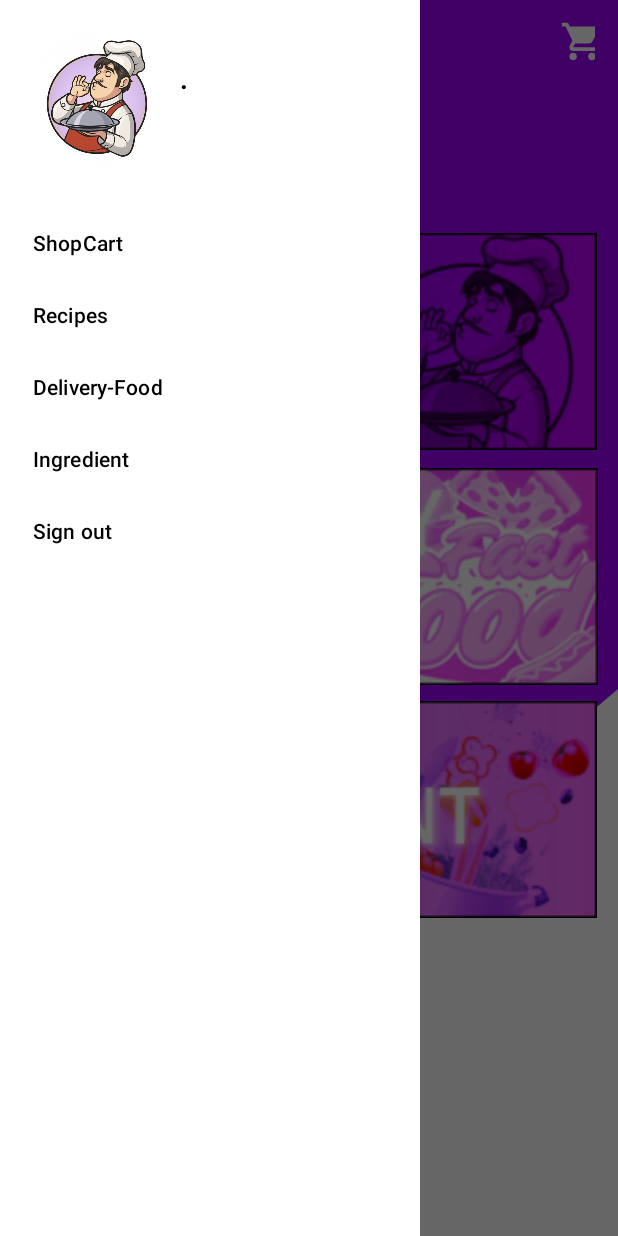
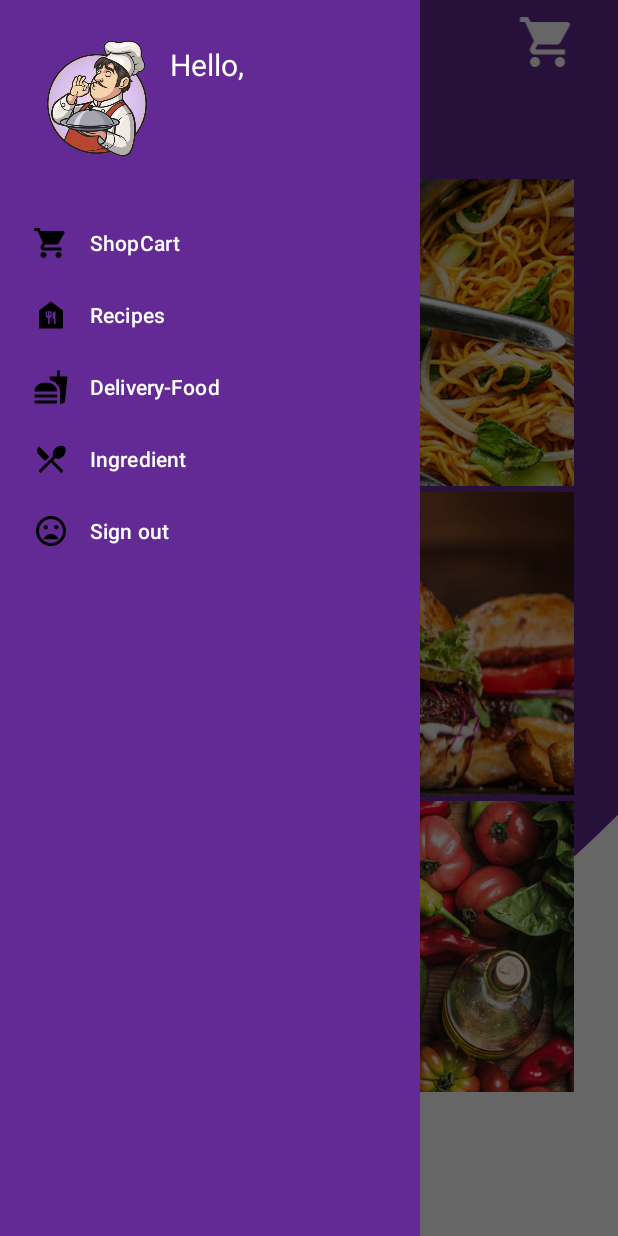
Before and after one commit to MarwaneAlh/Mobile1, an Android app: the screen it shows after launch once a user with an empty profile is signed in (MainActivity), with the side drawer open, on a phone screen of 412 x 824 dp. Run offline under Robolectric (Android 15) with nearby library versions, the phone set to English and light mode, and no system bars; our stand-ins replace Firebase (no records; nobody signed in at launch, a user with empty details on screens opened directly), Volley; plain views replace RoundedImageView; Roboto replaces fonts that are not available here.

Commit message:
Home page +menu
Home page finis ,designe de categori definitif, menu cliclable avec vecteur dicon

```diff
--- a/Application/app/src/main/java/com/example/miamapp/MainActivity.java
+++ b/Application/app/src/main/java/com/example/miamapp/MainActivity.java
@@ -1,5 +1,6 @@
 package com.example.miamapp;
 
+import androidx.annotation.NonNull;
 import androidx.annotation.Nullable;
 import androidx.appcompat.app.ActionBarDrawerToggle;
 import androidx.appcompat.app.AppCompatActivity;
@@ -9,6 +10,7 @@ import androidx.drawerlayout.widget.DrawerLayout;
 import android.content.Intent;
 import android.os.Bundle;
 import android.os.Handler;
+import android.view.MenuItem;
 import android.view.View;
 import android.view.Window;
 import android.widget.ArrayAdapter;
@@ -50,7 +52,6 @@ public class MainActivity extends AppCompatActivity {
     FirebaseAuth fAuth;
     FirebaseFirestore fStore ;
     TextView nameuser;
-    TextView test;
     String tmp;
 
 
@@ -61,10 +62,11 @@ public class MainActivity extends AppCompatActivity {
         requestWindowFeature(Window.FEATURE_NO_TITLE);
         getSupportActionBar().hide();
         setContentView(R.layout.activity_main);
+
         DrawerLayout drawerLayout = findViewById(R.id.drawerLayout);
-        NavigationView nav=drawerLayout.findViewById(R.id.navigationView);
-
-        nameuser=findViewById(R.id.username);
+        NavigationView nav=(NavigationView) drawerLayout.findViewById(R.id.navigationView);
+        View headerView=nav.getHeaderView(0);
+        nameuser=(TextView) headerView.findViewById(R.id.usernames);
 
         fAuth = FirebaseAuth.getInstance();
         fStore=FirebaseFirestore.getInstance();
@@ -79,10 +81,7 @@ public class MainActivity extends AppCompatActivity {
        documentReference.addSnapshotListener(this, new EventListener<DocumentSnapshot>() {
            @Override
            public void onEvent(@Nullable DocumentSnapshot value, @Nullable FirebaseFirestoreException error) {
-                nameuser.setText("Hi, "+value.getString("fullName")+" ! ");
-
-               tmp=value.getString("fullName");
-               System.out.println(tmp);
+              nameuser.setText(value.getString("fullName"));
            }
        });
 
@@ -93,6 +92,22 @@ public class MainActivity extends AppCompatActivity {
             public void onClick(View view) {
 
                 drawerLayout.openDrawer(GravityCompat.START);
+            }
+        });
+
+        nav.setNavigationItemSelectedListener(new NavigationView.OnNavigationItemSelectedListener() {
+            @Override
+            public boolean onNavigationItemSelected(@NonNull MenuItem item) {
+                switch (item.getItemId()){
+                    case R.id.ShopCart:
+                    case R.id.menuRecipes:
+                    case R.id.menuDeliveryFood:
+                    case R.id.Ingredient:
+                    case R.id.Signout:
+                        logout();
+                        return true;
+                }
+                return false;
             }
         });
 
@@ -124,10 +139,12 @@ public class MainActivity extends AppCompatActivity {
 
 */
     }
-    public void logout(View view){
+    public void logout(){
         FirebaseAuth.getInstance().signOut();
         startActivity((new Intent(getApplicationContext(),LoginActivity.class)));
         finish();
     }
 
+
+
 }
--- /dev/null
+++ b/Application/app/src/main/res/drawable/ic_baseline_fastfood.xml
@@ -0,0 +1,5 @@
+<vector android:height="24dp" android:tint="#FFFFFF"
+    android:viewportHeight="24" android:viewportWidth="24"
+    android:width="24dp" xmlns:android="http://schemas.android.com/apk/res/android">
+    <path android:fillColor="@android:color/white" android:pathData="M18.06,22.99h1.66c0.84,0 1.53,-0.64 1.63,-1.46L23,5.05h-5L18,1h-1.97v4.05h-4.97l0.3,2.34c1.71,0.47 3.31,1.32 4.27,2.26 1.44,1.42 2.43,2.89 2.43,5.29v8.05zM1,21.99L1,21h15.03v0.99c0,0.55 -0.45,1 -1.01,1L2.01,22.99c-0.56,0 -1.01,-0.45 -1.01,-1zM16.03,14.99c0,-8 -15.03,-8 -15.03,0h15.03zM1.02,17h15v2h-15z"/>
+</vector>
--- /dev/null
+++ b/Application/app/src/main/res/drawable/ic_baseline_mood_bad.xml
@@ -0,0 +1,5 @@
+<vector android:height="24dp" android:tint="#FFFFFF"
+    android:viewportHeight="24" android:viewportWidth="24"
+    android:width="24dp" xmlns:android="http://schemas.android.com/apk/res/android">
+    <path android:fillColor="@android:color/white" android:pathData="M11.99,2C6.47,2 2,6.48 2,12s4.47,10 9.99,10C17.52,22 22,17.52 22,12S17.52,2 11.99,2zM12,20c-4.42,0 -8,-3.58 -8,-8s3.58,-8 8,-8 8,3.58 8,8 -3.58,8 -8,8zM15.5,11c0.83,0 1.5,-0.67 1.5,-1.5S16.33,8 15.5,8 14,8.67 14,9.5s0.67,1.5 1.5,1.5zM8.5,11c0.83,0 1.5,-0.67 1.5,-1.5S9.33,8 8.5,8 7,8.67 7,9.5 7.67,11 8.5,11zM12,14c-2.33,0 -4.31,1.46 -5.11,3.5h10.22c-0.8,-2.04 -2.78,-3.5 -5.11,-3.5z"/>
+</vector>
--- /dev/null
+++ b/Application/app/src/main/res/drawable/ic_baseline_restaurant_menu.xml
@@ -0,0 +1,5 @@
+<vector android:height="24dp" android:tint="#FFFFFF"
+    android:viewportHeight="24" android:viewportWidth="24"
+    android:width="24dp" xmlns:android="http://schemas.android.com/apk/res/android">
+    <path android:fillColor="@android:color/white" android:pathData="M8.1,13.34l2.83,-2.83L3.91,3.5c-1.56,1.56 -1.56,4.09 0,5.66l4.19,4.18zM14.88,11.53c1.53,0.71 3.68,0.21 5.27,-1.38 1.91,-1.91 2.28,-4.65 0.81,-6.12 -1.46,-1.46 -4.2,-1.1 -6.12,0.81 -1.59,1.59 -2.09,3.74 -1.38,5.27L3.7,19.87l1.41,1.41L12,14.41l6.88,6.88 1.41,-1.41L13.41,13l1.47,-1.47z"/>
+</vector>
--- /dev/null
+++ b/Application/app/src/main/res/drawable/ic_cart.xml
@@ -0,0 +1,5 @@
+<vector android:height="24dp" android:tint="#FFFFFF"
+    android:viewportHeight="24" android:viewportWidth="24"
+    android:width="24dp" xmlns:android="http://schemas.android.com/apk/res/android">
+    <path android:fillColor="#FFFFFF" android:pathData="M7,18c-1.1,0 -1.99,0.9 -1.99,2S5.9,22 7,22s2,-0.9 2,-2 -0.9,-2 -2,-2zM1,2v2h2l3.6,7.59 -1.35,2.45c-0.16,0.28 -0.25,0.61 -0.25,0.96 0,1.1 0.9,2 2,2h12v-2L7.42,15c-0.14,0 -0.25,-0.11 -0.25,-0.25l0.03,-0.12 0.9,-1.63h7.45c0.75,0 1.41,-0.41 1.75,-1.03l3.58,-6.49c0.08,-0.14 0.12,-0.31 0.12,-0.48 0,-0.55 -0.45,-1 -1,-1L5.21,4l-0.94,-2L1,2zM17,18c-1.1,0 -1.99,0.9 -1.99,2s0.89,2 1.99,2 2,-0.9 2,-2 -0.9,-2 -2,-2z"/>
+</vector>
--- /dev/null
+++ b/Application/app/src/main/res/drawable/ic_food.xml
@@ -0,0 +1,5 @@
+<vector android:height="24dp" android:tint="#FFFFFF"
+    android:viewportHeight="24" android:viewportWidth="24"
+    android:width="24dp" xmlns:android="http://schemas.android.com/apk/res/android">
+    <path android:fillColor="@android:color/white" android:pathData="M12,3L4,9v12h16V9L12,3zM12.5,12.5c0,0.83 -0.67,1.5 -1.5,1.5v4h-1v-4c-0.83,0 -1.5,-0.67 -1.5,-1.5v-3h1v3H10v-3h1v3h0.5v-3h1V12.5zM15,18h-1v-3.5h-1v-3c0,-1.1 0.9,-2 2,-2V18z"/>
+</vector>
--- a/Application/app/src/main/res/drawable/ic_login.xml
+++ b/Application/app/src/main/res/drawable/ic_login.xml
@@ -15,7 +15,7 @@
                     android:endY="-2705"
                     android:endX="3084"
                     android:type="linear">
-                    <item android:offset="0" android:color="#FF954CFB"/>
+                    <item android:offset="0" android:color="#632A95"/>
                     <item android:offset="1" android:color="#FFFFFFFF"/>
                 </gradient>
             </aapt:attr>
--- a/Application/app/src/main/res/drawable/ic_wave.xml
+++ b/Application/app/src/main/res/drawable/ic_wave.xml
@@ -5,5 +5,5 @@
     android:viewportHeight="320">
   <path
       android:pathData="M0,320L11.4,298.7C22.9,277 46,235 69,224C91.4,213 114,235 137,250.7C160,267 183,277 206,277.3C228.6,277 251,267 274,245.3C297.1,224 320,192 343,154.7C365.7,117 389,75 411,90.7C434.3,107 457,181 480,197.3C502.9,213 526,171 549,181.3C571.4,192 594,256 617,282.7C640,309 663,299 686,277.3C708.6,256 731,224 754,218.7C777.1,213 800,235 823,213.3C845.7,192 869,128 891,85.3C914.3,43 937,21 960,26.7C982.9,32 1006,64 1029,112C1051.4,160 1074,224 1097,256C1120,288 1143,288 1166,261.3C1188.6,235 1211,181 1234,149.3C1257.1,117 1280,107 1303,112C1325.7,117 1349,139 1371,133.3C1394.3,128 1417,96 1429,80L1440,64L1440,0L1428.6,0C1417.1,0 1394,0 1371,0C1348.6,0 1326,0 1303,0C1280,0 1257,0 1234,0C1211.4,0 1189,0 1166,0C1142.9,0 1120,0 1097,0C1074.3,0 1051,0 1029,0C1005.7,0 983,0 960,0C937.1,0 914,0 891,0C868.6,0 846,0 823,0C800,0 777,0 754,0C731.4,0 709,0 686,0C662.9,0 640,0 617,0C594.3,0 571,0 549,0C525.7,0 503,0 480,0C457.1,0 434,0 411,0C388.6,0 366,0 343,0C320,0 297,0 274,0C251.4,0 229,0 206,0C182.9,0 160,0 137,0C114.3,0 91,0 69,0C45.7,0 23,0 11,0L0,0Z"
-      android:fillColor="#b28bff"/>
+      android:fillColor="#632A95"/>
 </vector>
--- a/Application/app/src/main/res/drawable/ic_wave__2_.xml
+++ b/Application/app/src/main/res/drawable/ic_wave__2_.xml
@@ -5,5 +5,5 @@
     android:viewportHeight="320">
   <path
       android:pathData="M0,224L34.3,240C68.6,256 137,288 206,272C274.3,256 343,192 411,149.3C480,107 549,85 617,106.7C685.7,128 754,192 823,181.3C891.4,171 960,85 1029,90.7C1097.1,96 1166,192 1234,240C1302.9,288 1371,288 1406,288L1440,288L1440,0L1405.7,0C1371.4,0 1303,0 1234,0C1165.7,0 1097,0 1029,0C960,0 891,0 823,0C754.3,0 686,0 617,0C548.6,0 480,0 411,0C342.9,0 274,0 206,0C137.1,0 69,0 34,0L0,0Z"
-      android:fillColor="#a200ff"/>
+      android:fillColor="#632A95"/>
 </vector>
--- a/Application/app/src/main/res/layout/activity_main.xml
+++ b/Application/app/src/main/res/layout/activity_main.xml
@@ -9,20 +9,24 @@
 <androidx.constraintlayout.widget.ConstraintLayout
     android:layout_width="wrap_content"
     android:layout_height="match_parent"
+    android:background="@color/white"
     >
 
     <LinearLayout
         android:id="@+id/layoutToolBar"
         android:layout_width="match_parent"
         android:layout_height="?actionBarSize"
-        android:background="#a200ff"
+        android:background="#632A95"
         android:gravity="center_vertical"
         android:orientation="horizontal"
         android:paddingStart="15dp"
         android:paddingEnd="15dp"
+        app:layout_constraintBottom_toBottomOf="parent"
         app:layout_constraintEnd_toEndOf="parent"
+        app:layout_constraintHorizontal_bias="0.0"
         app:layout_constraintStart_toStartOf="parent"
-        app:layout_constraintTop_toTopOf="parent">
+        app:layout_constraintTop_toTopOf="parent"
+        app:layout_constraintVertical_bias="0.0">
 
         <ImageView
             android:id="@+id/imageMenu"
@@ -35,16 +39,18 @@
             ></ImageView>
 
         <ImageView
-            android:layout_width="328dp"
+            android:layout_width="296dp"
             android:layout_height="180dp"
+            android:layout_gravity="center"
             android:src="@drawable/logoapp">
 
         </ImageView>
 
         <ImageView
             android:id="@+id/imageshop"
-            android:layout_width="30dp"
-            android:layout_height="30dp"
+            android:layout_width="47dp"
+            android:layout_height="40dp"
+            android:layout_gravity="center_vertical"
             android:src="@drawable/ic_shopping_cart"
             android:tint="@color/white"
 
@@ -53,8 +59,8 @@
 
     <RelativeLayout
         android:id="@+id/relativeLayout"
-        android:layout_width="match_parent"
-        android:layout_height="570sp"
+        android:layout_width="418dp"
+        android:layout_height="680dp"
         android:background="@drawable/ic_wave__2_"
         app:layout_constraintBottom_toBottomOf="parent"
         app:layout_constraintEnd_toEndOf="parent"
@@ -64,96 +70,67 @@
         app:layout_constraintVertical_bias="0.0">
 
         <TextView
-            android:id="@+id/username"
+            android:id="@+id/category"
             android:layout_width="wrap_content"
-            android:layout_height="45dp"
+            android:layout_height="61dp"
             android:layout_alignParentStart="true"
             android:layout_alignParentTop="true"
             android:layout_alignParentEnd="true"
             android:layout_alignParentBottom="true"
-            android:layout_marginStart="12dp"
-            android:layout_marginTop="9dp"
-            android:layout_marginEnd="233dp"
-            android:layout_marginBottom="516dp"
-            android:fontFamily="sans-serif-black"
-            android:textColor="#6C2593"
-            android:textSize="25dp"
-            android:textStyle="bold|italic" />
+            android:layout_marginStart="131dp"
+            android:layout_marginTop="5dp"
+            android:layout_marginEnd="135dp"
+            android:layout_marginBottom="600dp"
+            android:fontFamily="@font/bebas_neue"
+            android:text="CATEGORY"
+            android:textColor="#FFFFFF"
+            android:textSize="40sp" />
 
-        <TextView
-            android:id="@+id/category"
-            android:layout_width="113dp"
-            android:layout_height="57dp"
+        <androidx.appcompat.widget.AppCompatButton
+
+            android:id="@+id/recipesButton"
+            android:layout_width="375dp"
+            android:layout_height="205dp"
             android:layout_alignParentStart="true"
             android:layout_alignParentTop="true"
             android:layout_alignParentEnd="true"
             android:layout_alignParentBottom="true"
-            android:layout_marginStart="148dp"
-            android:layout_marginTop="53dp"
-            android:layout_marginEnd="148dp"
-            android:layout_marginBottom="460dp"
-            android:fontFamily="@font/bebas_neue"
-            android:text="CATEGORY"
-            android:textColor="#FFFFFF"
-            android:textSize="34sp" />
+            android:layout_marginStart="8dp"
+            android:layout_marginTop="63dp"
+            android:layout_marginEnd="35dp"
+            android:layout_marginBottom="412dp"
+            android:background="@drawable/categirierecipebeta" />
 
         <androidx.appcompat.widget.AppCompatButton
 
-            android:id="@+id/recipesButton"
-            android:layout_width="381dp"
-            android:layout_height="145dp"
+            android:id="@+id/deliveryFoodButton"
+            android:layout_width="375dp"
+            android:layout_height="203dp"
             android:layout_alignParentStart="true"
             android:layout_alignParentTop="true"
             android:layout_alignParentEnd="true"
             android:layout_alignParentBottom="true"
-            android:layout_marginStart="15dp"
-            android:layout_marginTop="99dp"
-            android:layout_marginEnd="14dp"
-            android:layout_marginBottom="326dp"
-            android:background="@drawable/categorierecipesv2" />
+            android:layout_marginStart="8dp"
+            android:layout_marginTop="272dp"
+            android:layout_marginEnd="35dp"
+            android:layout_marginBottom="205dp"
+            android:background="@drawable/categiriedeliverybeta" />
 
         <androidx.appcompat.widget.AppCompatButton
-
-            android:id="@+id/deliveryFoodButton"
-            android:layout_width="381dp"
-            android:layout_height="145dp"
+            android:id="@+id/ingredientButton"
+            android:layout_width="374dp"
+            android:layout_height="194dp"
             android:layout_alignParentStart="true"
             android:layout_alignParentTop="true"
             android:layout_alignParentEnd="true"
-            android:layout_alignParentBottom="true"
-            android:layout_marginStart="16dp"
-            android:layout_marginTop="256dp"
-            android:layout_marginEnd="13dp"
-            android:layout_marginBottom="169dp"
-            android:background="@drawable/categoriedeliveryfoodv2" />
-
-        <androidx.appcompat.widget.AppCompatButton
-            android:id="@+id/ingredientButton"
-            android:layout_width="381dp"
-            android:layout_height="145dp"
-            android:layout_alignParentStart="true"
-            android:layout_alignParentTop="true"
-            android:layout_alignParentEnd="true"
-            android:layout_alignParentBottom="true"
-            android:layout_marginStart="16dp"
-            android:layout_marginTop="411dp"
-            android:layout_marginEnd="14dp"
-            android:layout_marginBottom="14dp"
-            android:background="@drawable/categorieingredientv2" />
+            android:layout_marginStart="9dp"
+            android:layout_marginTop="478dp"
+            android:layout_marginEnd="35dp"
+            android:background="@drawable/categirieingredientbeta" />
 
 
     </RelativeLayout>
 
-    <Button
-        android:id="@+id/deconnectBtn"
-        android:layout_width="wrap_content"
-        android:layout_height="wrap_content"
-        android:onClick="logout"
-        android:text="DECONNEXION"
-        app:layout_constraintBottom_toBottomOf="parent"
-        app:layout_constraintEnd_toEndOf="parent"
-        app:layout_constraintHorizontal_bias="0.457"
-        app:layout_constraintStart_toStartOf="parent" />
 </androidx.constraintlayout.widget.ConstraintLayout>
 <com.google.android.material.navigation.NavigationView
     android:id="@+id/navigationView"
@@ -162,6 +139,8 @@
     app:headerLayout="@layout/layout_navigation_header"
     android:layout_gravity="start"
     app:menu="@menu/navigation_menu"
+    android:background="#632A95"
+    app:itemTextColor="@color/white"
     ></com.google.android.material.navigation.NavigationView>
 
 </androidx.drawerlayout.widget.DrawerLayout>
--- a/Application/app/src/main/res/layout/layout_navigation_header.xml
+++ b/Application/app/src/main/res/layout/layout_navigation_header.xml
@@ -1,9 +1,12 @@
 <?xml version="1.0" encoding="utf-8"?>
 <androidx.constraintlayout.widget.ConstraintLayout xmlns:android="http://schemas.android.com/apk/res/android"
+    xmlns:tools="http://schemas.android.com/tools"
     android:layout_width="match_parent"
     android:layout_height="wrap_content"
     xmlns:app="http://schemas.android.com/apk/res-auto"
-    android:padding="20dp">
+    android:padding="20dp"
+    android:background="#632A95">
+
 
     <com.makeramen.roundedimageview.RoundedImageView
         android:id="@+id/imageprofile"
@@ -11,11 +14,14 @@
         android:layout_height="90dp"
         android:scaleType="centerCrop"
         android:src="@drawable/headprofil"
+        app:layout_constraintBottom_toBottomOf="parent"
+        app:layout_constraintEnd_toEndOf="parent"
+        app:layout_constraintHorizontal_bias="0.0"
         app:layout_constraintStart_toStartOf="parent"
         app:layout_constraintTop_toTopOf="parent"
-        app:riv_oval="true"
-        />
-<View
+        app:riv_oval="true" />
+
+    <View
     android:id="@+id/viewSupporter"
     android:layout_width="1dp"
     android:layout_height="1dp"
@@ -26,15 +32,30 @@
 
     <TextView
         android:id="@+id/usernames"
-        android:layout_width="0dp"
-        android:layout_height="wrap_content"
-        android:layout_marginStart="10dp"
-        android:text="."
-        android:textColor="@color/black"
-        android:textSize="18sp"
+        android:layout_width="114dp"
+        android:layout_height="42dp"
+
+        android:layout_marginStart="88dp"
+        android:layout_marginBottom="4dp"
+        android:text=""
+        android:textColor="@color/white"
+        android:textSize="20sp"
         android:textStyle="bold"
-        app:layout_constraintBottom_toTopOf="@+id/viewSupporter"
+        app:layout_constraintBottom_toBottomOf="parent"
+        app:layout_constraintStart_toStartOf="@+id/imageprofile" />
+
+    <TextView
+        android:id="@+id/textView"
+        android:layout_width="82dp"
+        android:layout_height="37dp"
+        android:text="Hello,"
+        android:textColor="@color/white"
+        android:textSize="20sp"
+        app:layout_constraintBottom_toBottomOf="parent"
+        app:layout_constraintEnd_toEndOf="parent"
+        app:layout_constraintHorizontal_bias="0.045"
         app:layout_constraintStart_toEndOf="@+id/imageprofile"
-        />
+        app:layout_constraintTop_toTopOf="parent"
+        app:layout_constraintVertical_bias="0.172" />
 
 </androidx.constraintlayout.widget.ConstraintLayout>
--- a/Application/app/src/main/res/menu/navigation_menu.xml
+++ b/Application/app/src/main/res/menu/navigation_menu.xml
@@ -2,27 +2,35 @@
 <menu xmlns:android="http://schemas.android.com/apk/res/android">
     <item
         android:id="@+id/ShopCart"
-        android:title="ShopCart">
+        android:title="@string/shopcart"
+        android:icon="@drawable/ic_cart"
+        >
 
     </item>
     <item
         android:id="@+id/menuRecipes"
-        android:title="Recipes">
+        android:title="@string/recipes"
+        android:icon="@drawable/ic_food">
 
     </item>
     <item
         android:id="@+id/menuDeliveryFood"
-        android:title="Delivery-Food">
+        android:title="@string/delivery_food"
+        android:icon="@drawable/ic_baseline_fastfood">
 
     </item>
     <item
         android:id="@+id/Ingredient"
-        android:title="Ingredient">
+        android:title="@string/ingredient"
+        android:icon="@drawable/ic_baseline_restaurant_menu">
 
     </item>
     <item
         android:id="@+id/Signout"
-        android:title="Sign out">
+        android:title="@string/sign_out"
+        android:textSize="10dp"
+        android:icon="@drawable/ic_baseline_mood_bad"
+        >
 
     </item>
 
--- a/Application/app/src/main/res/values/strings.xml
+++ b/Application/app/src/main/res/values/strings.xml
@@ -1,3 +1,8 @@
 <resources>
     <string name="app_name">My Application</string>
+    <string name="recipes">Recipes</string>
+    <string name="delivery_food">Delivery-Food</string>
+    <string name="ingredient">Ingredient</string>
+    <string name="sign_out">Sign out</string>
+    <string name="shopcart">ShopCart</string>
 </resources>
```
Also changed, not shown: Application/app/src/main/res/drawable/categiriedeliverybeta.png (added), Application/app/src/main/res/drawable/categirieingredientbeta.png (added), Application/app/src/main/res/drawable/categirierecipebeta.png (added), Application/app/src/main/res/drawable/headprofil.jpg (deleted), Application/app/src/main/res/drawable/headprofil.png (added).
